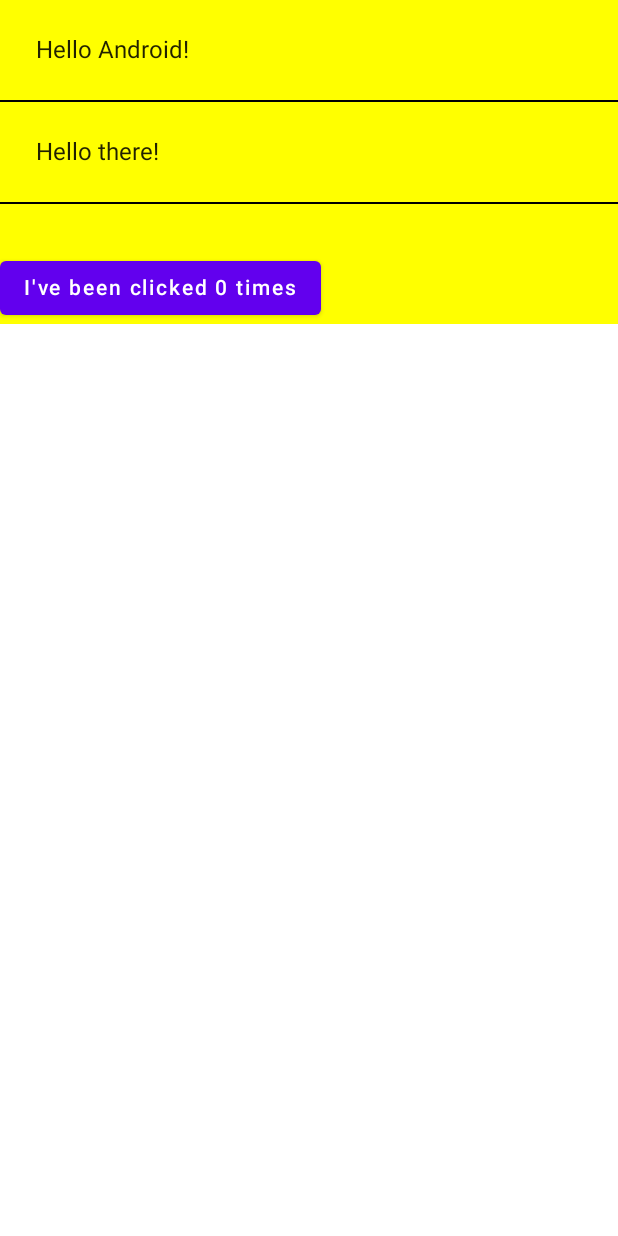
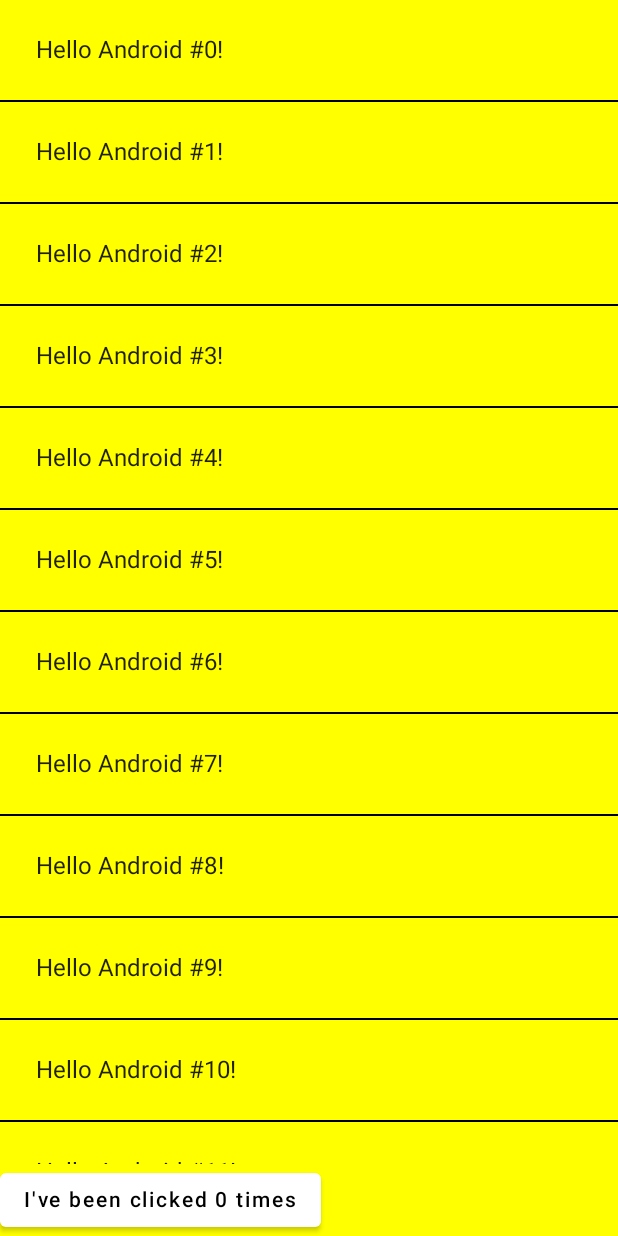
Before and after one commit to young-chen/ComposeTest, an Android app built with Jetpack Compose: the screen it shows after launch (MainActivity), on a phone screen of 412 x 824 dp. Run offline under Robolectric (Android 15) with nearby library versions, the phone set to English and light mode, and no system bars.

Commit message:
finish 6 Flexible layouts

```diff
--- a/app/src/main/java/net/youngchen/composetest/MainActivity.kt
+++ b/app/src/main/java/net/youngchen/composetest/MainActivity.kt
@@ -4,7 +4,10 @@ import android.os.Bundle
 import androidx.activity.compose.setContent
 import androidx.appcompat.app.AppCompatActivity
 import androidx.compose.foundation.layout.Column
+import androidx.compose.foundation.layout.fillMaxHeight
 import androidx.compose.foundation.layout.padding
+import androidx.compose.foundation.lazy.LazyColumn
+import androidx.compose.foundation.lazy.items
 import androidx.compose.material.*
 import androidx.compose.runtime.Composable
 import androidx.compose.runtime.mutableStateOf
@@ -15,6 +18,7 @@ import androidx.compose.ui.tooling.preview.Preview
 import androidx.compose.ui.unit.dp
 import net.youngchen.composetest.ui.theme.ComposeTestTheme
 import java.net.ContentHandler
+import java.util.Collections.list
 
 class MainActivity : AppCompatActivity() {
     override fun onCreate(savedInstanceState: Bundle?) {
@@ -40,16 +44,13 @@ fun MyApp(content: @Composable () -> Unit) {
 }
 
 @Composable
-fun MyScreenContent(names: List<String> = listOf("Android", "there")) {
+fun MyScreenContent(names: List<String> = List(1000) { "Android #$it" }) {
     val counterState = remember { mutableStateOf(0) }
 
-    Column {
-        for (name in names) {
-            Greeting(name = name)
-            Divider(color = Color.Black)
-        }
-        Divider(color = Color.Transparent, thickness = 32.dp)
-        Counter(count = counterState.value,
+    Column(modifier = Modifier.fillMaxHeight()) {
+        NameList(names, Modifier.weight(1f))
+        Counter(
+            count = counterState.value,
             updateCount = { newCount ->
                 counterState.value = newCount
             })
@@ -58,8 +59,23 @@ fun MyScreenContent(names: List<String> = listOf("Android", "there")) {
 
 @Composable
 fun Counter(count: Int, updateCount: (Int) -> Unit) {
-    Button(onClick = { updateCount(count + 1) }) {
+    Button(
+        onClick = { updateCount(count + 1) },
+        colors = ButtonDefaults.buttonColors(
+            backgroundColor = if (count > 5) Color.Green else Color.White
+        )
+    ) {
         Text(text = "I've been clicked $count times")
+    }
+}
+
+@Composable
+fun NameList(names: List<String>, modifier: Modifier = Modifier) {
+    LazyColumn(modifier = modifier) {
+        items(items = names) { name ->
+            Greeting(name = name)
+            Divider(color = Color.Black)
+        }
     }
 }
 
```
